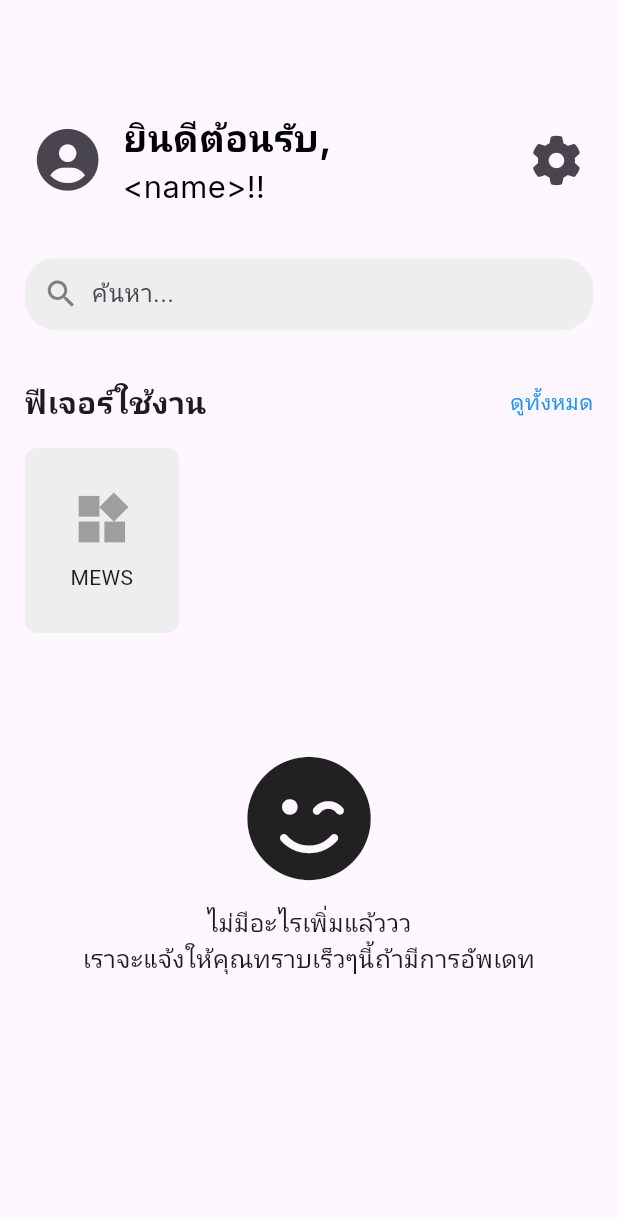
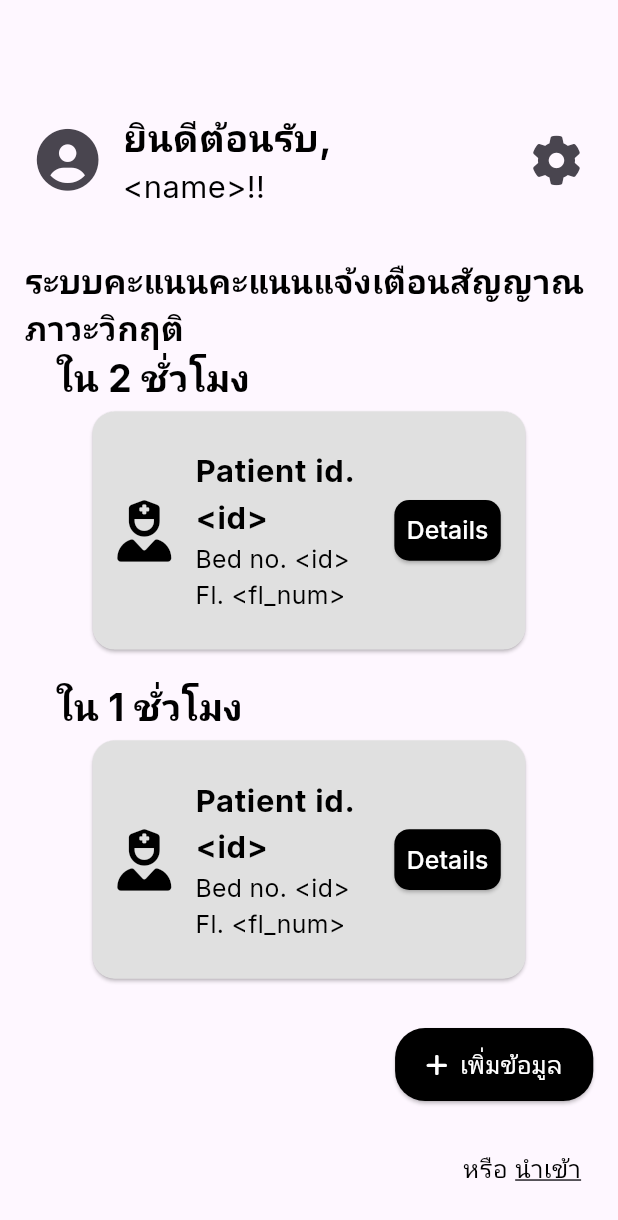
Before and after one commit to strongDoorknob/mews_mobile_app, a Flutter app: the screen it shows after launch, on a phone screen of 412 x 824 dp. Shown: the top 1220 px of the screen. Run offline on Flutter 3.47's test engine with Material 3 defaults, Android fonts, the phone set to English and light mode, and no system bars; our stand-ins replace font_awesome_flutter, google_fonts; missing offline and left inert: introduction_slider.

Commit message:
Update Pages & Routing

```diff
--- a/analysis_options.yaml
+++ b/analysis_options.yaml
@@ -7,6 +7,9 @@
 
 # The following line activates a set of recommended lints for Flutter apps,
 # packages, and plugins designed to encourage good coding practices.
+analyzer:
+  errors:
+    sort_child_properties_last: ignore
 include: package:flutter_lints/flutter.yaml
 
 linter:
--- /dev/null
+++ b/lib/analysis/mewsUpdate.dart
@@ -0,0 +1,272 @@
+// ignore_for_file: deprecated_member_use, sort_child_properties_last, avoid_unnecessary_containers
+
+import 'package:flutter/material.dart';
+import 'package:font_awesome_flutter/font_awesome_flutter.dart';
+import 'package:google_fonts/google_fonts.dart';
+import 'package:pulse/analysis/addPatient.dart';
+import 'package:pulse/screens/home.dart';
+import 'package:pulse/screens/setting.dart';
+
+class MewsUpdatePage extends StatelessWidget {
+  const MewsUpdatePage({Key? key}) : super(key: key);
+
+  @override
+  Widget build(BuildContext context) {
+    final Size size = MediaQuery.of(context).size;
+
+    return Scaffold(
+      body: Container(
+        padding: EdgeInsets.all(size.width * 0.04),
+        child: Column(
+          crossAxisAlignment: CrossAxisAlignment.start,
+          children: [
+            Padding(
+              padding: EdgeInsets.only(
+                top: size.height * 0.07,
+                bottom: size.height * 0.02,
+              ),
+              child: Row(
+                mainAxisAlignment: MainAxisAlignment.spaceBetween,
+                children: [
+                  Row(
+                    children: [
+                      IconButton(
+                        icon: FaIcon(
+                          FontAwesomeIcons.solidCircleUser,
+                          size: size.width * 0.1,
+                        ),
+                        onPressed: () {
+                          Navigator.push(
+                            context,
+                            MaterialPageRoute(builder: (context) => const HomePage()),
+                          );
+                        },
+                      ),
+                      SizedBox(width: size.width * 0.02),
+                      Column(
+                        crossAxisAlignment: CrossAxisAlignment.start,
+                        children: [
+                          Text(
+                            'ยินดีต้อนรับ,',
+                            style: GoogleFonts.inter(
+                              textStyle: TextStyle(
+                                fontSize: size.width * 0.06,
+                                fontWeight: FontWeight.bold,
+                                color: Colors.black,
+                              ),
+                            ),
+                          ),
+                          Text(
+                            '<name>!!',
+                            style: GoogleFonts.inter(
+                              textStyle: TextStyle(
+                                fontSize: size.width * 0.05,
+                                fontWeight: FontWeight.normal,
+                                color: Colors.black,
+                              ),
+                            ),
+                          ),
+                        ],
+                      ),
+                    ],
+                  ),
+                  IconButton(
+                    icon: FaIcon(
+                      FontAwesomeIcons.cog,
+                      size: size.width * 0.08,
+                    ),
+                    onPressed: () {
+                      Navigator.push(
+                        context,
+                        MaterialPageRoute(builder: (context) => const SettingsPage()),
+                      );
+                    },
+                  ),
+                ],
+              ),
+            ),
+            SizedBox(height: size.height * 0.02),
+            const Text(
+              'ระบบคะแนนคะแนนแจ้งเตือนสัญญาณ\nภาวะวิกฤติ',
+              style: TextStyle(
+                fontSize: 22,
+                fontWeight: FontWeight.bold,
+                color: Colors.black,
+              ),
+            ),
+            Expanded(
+              child: ListView(
+                children: [
+                  sectionTitle('ใน 2 ชั่วโมง', size),
+                  patientInfoCard('<id>', '<fl_num>', size),
+                  SizedBox(height: size.height * 0.02),
+                  sectionTitle('ใน 1 ชั่วโมง', size),
+                  patientInfoCard('<id>', '<fl_num>', size),
+                ],
+              ),
+            ),
+            Padding(
+              padding: EdgeInsets.symmetric(vertical: size.height * 0.02),
+              child: Row(
+                mainAxisAlignment: MainAxisAlignment.end,
+                children: [
+                  ElevatedButton(
+                    onPressed: () {
+                      Navigator.push(
+                        context,
+                        MaterialPageRoute(builder: (context) => const AddPatientPage()),
+                      );
+                    },
+                    style: ElevatedButton.styleFrom(
+                      padding: EdgeInsets.symmetric(
+                        horizontal: size.width * 0.05,
+                        vertical: size.height * 0.015,
+                      ),
+                      shape: RoundedRectangleBorder(
+                        borderRadius: BorderRadius.circular(20.0),
+                      ),
+                      backgroundColor: Colors.black,
+                    ),
+                    child: Row(
+                      children: [
+                        FaIcon(
+                          FontAwesomeIcons.plus,
+                          color: Colors.white,
+                          size: size.width * 0.04,
+                        ),
+                        SizedBox(width: size.width * 0.02),
+                        Text(
+                          'เพิ่มข้อมูล',
+                          style: GoogleFonts.inter(
+                            textStyle: TextStyle(
+                              fontSize: size.width * 0.04,
+                              color: Colors.white,
+                            ),
+                          ),
+                        ),
+                      ],
+                    ),
+                  ),
+                ],
+              ),
+            ),
+            Padding(
+              padding: EdgeInsets.symmetric(horizontal: size.width * 0.02, vertical: size.height * 0.02),
+              child: Row(
+                mainAxisAlignment: MainAxisAlignment.end,
+                children: [
+                  Text.rich(
+                    TextSpan(
+                      text: 'หรือ ',
+                      style: GoogleFonts.inter(
+                        textStyle: TextStyle(
+                          fontSize: size.width * 0.04,
+                          color: Colors.black,
+                        ),
+                      ),
+                      children: <TextSpan>[
+                        TextSpan(
+                          text: 'นำเข้า',
+                          style: GoogleFonts.inter(
+                            textStyle: TextStyle(
+                              fontSize: size.width * 0.04,
+                              color: Colors.black,
+                              decoration: TextDecoration.underline,
+                            ),
+                          ),
+                        ),
+                      ],
+                    ),
+                  ),
+                ],
+              ),
+            ),
+          ],
+        ),
+      ),
+    );
+  }
+
+  Widget sectionTitle(String title, Size size) {
+    return Padding(
+      padding: EdgeInsets.only(left: size.width * 0.05),
+      child: Text(
+        title,
+        style: GoogleFonts.inter(
+          textStyle: TextStyle(
+            fontSize: size.width * 0.06,
+            fontWeight: FontWeight.bold,
+            color: Colors.black,
+          ),
+        ),
+      ),
+    );
+  }
+
+  Widget patientInfoCard(String id, String flNum, Size size) {
+    return Padding(
+      padding: EdgeInsets.symmetric(horizontal: size.width * 0.1),
+      child: SizedBox(
+        width: double.infinity,
+        child: Card(
+          color: Colors.grey[300],
+          shape: RoundedRectangleBorder(
+            borderRadius: BorderRadius.circular(15.0),
+          ),
+          child: ListTile(
+            contentPadding: EdgeInsets.symmetric(
+              horizontal: size.width * 0.04,
+              vertical: size.height * 0.02,
+            ),
+            leading: FaIcon(
+              FontAwesomeIcons.userNurse,
+              size: size.width * 0.1,
+              color: Colors.black,
+            ),
+            title: Text(
+              'Patient id. $id',
+              style: GoogleFonts.inter(
+                textStyle: TextStyle(
+                  fontSize: size.width * 0.05,
+                  fontWeight: FontWeight.bold,
+                  color: Colors.black,
+                ),
+              ),
+            ),
+            subtitle: Text(
+              'Bed no. $id\nFl. $flNum',
+              style: GoogleFonts.inter(
+                textStyle: TextStyle(
+                  fontSize: size.width * 0.04,
+                  color: Colors.black,
+                ),
+              ),
+            ),
+            trailing: ElevatedButton(
+              onPressed: () {},
+              child: Text(
+                'Details',
+                style: GoogleFonts.inter(
+                  textStyle: TextStyle(
+                    fontSize: size.width * 0.04,
+                    color: Colors.white,
+                  ),
+                ),
+              ),
+              style: ElevatedButton.styleFrom(
+                padding: EdgeInsets.symmetric(
+                  horizontal: size.width * 0.02,
+                  vertical: size.height * 0.01,
+                ),
+                shape: RoundedRectangleBorder(
+                  borderRadius: BorderRadius.circular(10.0),
+                ),
+                backgroundColor: Colors.black,
+              ),
+            ),
+          ),
+        ),
+      ),
+    );
+  }
+}
--- a/lib/main.dart
+++ b/lib/main.dart
@@ -1,4 +1,5 @@
 import 'package:flutter/material.dart';
+import 'package:pulse/analysis/mewsUpdate.dart';
 import 'package:pulse/screens/home.dart';
 
 void main() {
@@ -21,7 +22,7 @@ class MyApp extends StatelessWidget {
       ),
       debugShowCheckedModeBanner: false,
       // home: const IntroSliderPage(),
-      home: const HomePage(),
+      home: const MewsUpdatePage(),
     );
   }
 }
```
Also changed, not shown: lib/analysis/addPatient.dart (+23 -25 lines), lib/analysis/calculate.dart (+48 -40 lines).
